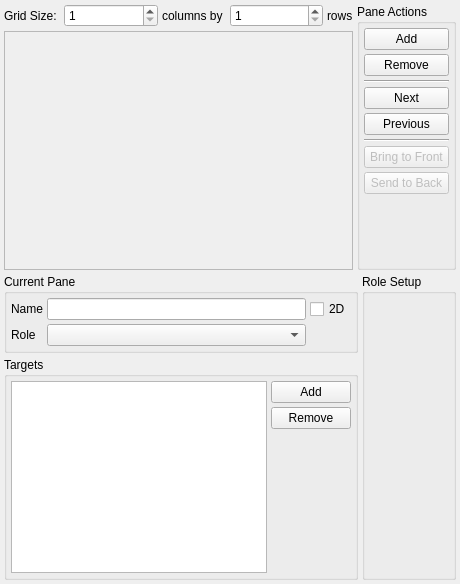
Above: src/gui/layout.ui from trisyoungs/uchroma before the change. Below: the same form after it.
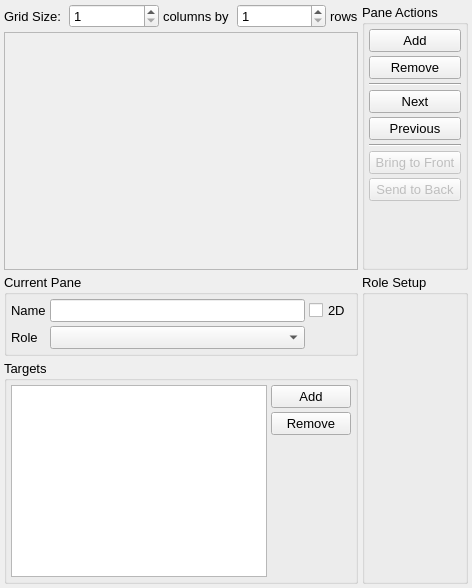
That is the form after the change. Icons and pictures are not drawn. Custom widgets are drawn as their Qt base class.

Commit message: Set correct general font size for several subwindows, and renamed some Close buttons to Cancel. Partial addition of ReferenceSetupDialog.

```diff
--- a/src/gui/layout.ui
+++ b/src/gui/layout.ui
@@ -6,8 +6,8 @@
    <rect>
     <x>0</x>
     <y>0</y>
-    <width>460</width>
-    <height>584</height>
+    <width>472</width>
+    <height>588</height>
    </rect>
   </property>
   <property name="sizePolicy">
@@ -16,6 +16,11 @@
     <verstretch>0</verstretch>
    </sizepolicy>
   </property>
+  <property name="font">
+   <font>
+    <pointsize>10</pointsize>
+   </font>
+  </property>
   <property name="windowTitle">
    <string>Layout</string>
   </property>
```
The commit also changes 25 other files.
